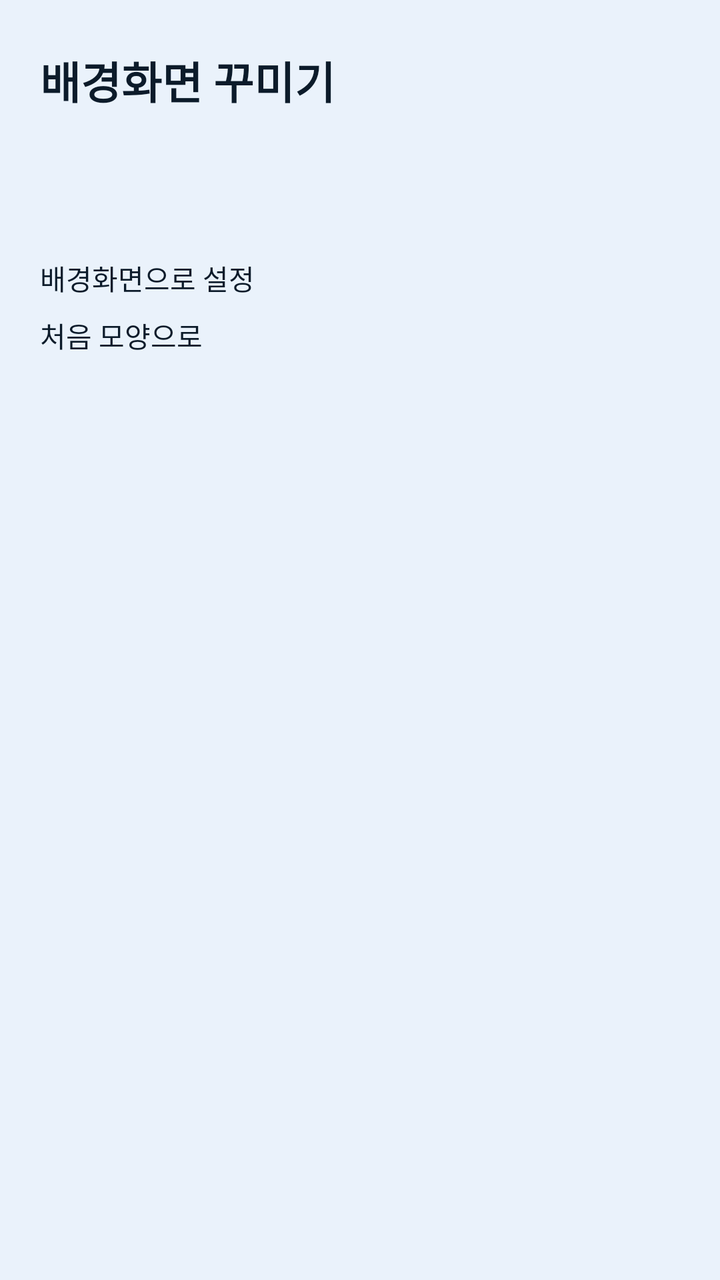
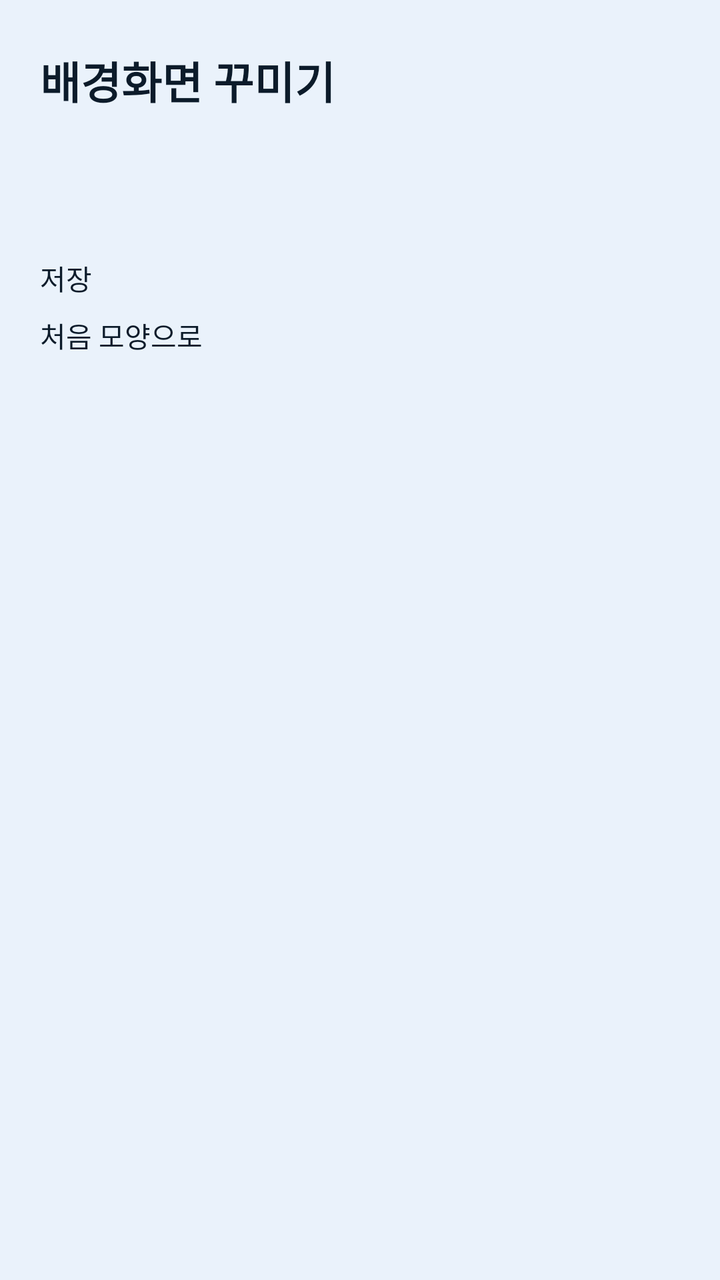

An Android layout rendered at two revisions. The XML below is the earlier revision; the diff shows what the commit changed to produce the second picture.
<!-- AndroidManifest.xml: application theme AppTheme -->
<!-- res/layout/activity_customize.xml -->
<?xml version="1.0" encoding="utf-8"?>
<ScrollView xmlns:android="http://schemas.android.com/apk/res/android"
    android:layout_width="match_parent"
    android:layout_height="match_parent"
    android:background="@color/bg"
    android:fillViewport="true">

    <LinearLayout
        android:layout_width="match_parent"
        android:layout_height="wrap_content"
        android:orientation="vertical"
        android:paddingHorizontal="20dp"
        android:paddingTop="24dp"
        android:paddingBottom="32dp">

        <TextView
            android:layout_width="wrap_content"
            android:layout_height="wrap_content"
            android:text="배경화면 꾸미기"
            android:textColor="@color/title"
            android:textSize="22sp"
            android:textStyle="bold" />

        
        <ImageView
            android:id="@+id/preview"
            android:layout_width="wrap_content"
            android:layout_height="wrap_content"
            android:layout_gravity="center_horizontal"
            android:layout_marginTop="16dp"
            android:contentDescription="@string/wallpaper_name" />

        <TextView
            android:id="@+id/preview_hint"
            android:layout_width="match_parent"
            android:layout_height="wrap_content"
            android:layout_marginTop="8dp"
            android:gravity="center_horizontal"
            android:textColor="@color/faint"
            android:textSize="12sp" />

        <LinearLayout
            android:id="@+id/controls"
            android:layout_width="match_parent"
            android:layout_height="wrap_content"
            android:layout_marginTop="8dp"
            android:orientation="vertical" />

        <Button
            android:id="@+id/apply"
            android:layout_width="match_parent"
            android:layout_height="wrap_content"
            android:layout_marginTop="24dp"
            android:text="배경화면으로 설정"
            android:textColor="@color/title" />

        <Button
            android:id="@+id/reset"
            android:layout_width="match_parent"
            android:layout_height="wrap_content"
            android:layout_marginTop="8dp"
            android:text="처음 모양으로"
            android:textColor="@color/title" />
    </LinearLayout>
</ScrollView>
<!-- resources referenced by this layout -->
<resources>
  <color name="bg">#eaf2fb</color>
  <color name="faint">#42607a</color>
  <color name="title">#0c1b2a</color>
  <string name="wallpaper_name">클로드 쿨다운</string>
  <style name="AppTheme" parent="@android:style/Theme.DeviceDefault.NoActionBar">
          <item name="android:windowBackground">@color/bg</item>
          <item name="android:colorBackground">@color/bg</item>
          <item name="android:statusBarColor">@color/bg</item>
          <item name="android:navigationBarColor">@color/bg</item>
  
          
          <item name="android:windowLightStatusBar">true</item>
      </style>
</resources>

<!-- the commit's change to res/layout/activity_customize.xml (unified diff, before → after) -->
@@ -46,12 +46,13 @@
             android:layout_marginTop="8dp"
             android:orientation="vertical" />
 
+        
         <Button
-            android:id="@+id/apply"
+            android:id="@+id/save"
             android:layout_width="match_parent"
             android:layout_height="wrap_content"
             android:layout_marginTop="24dp"
-            android:text="배경화면으로 설정"
+            android:text="저장"
             android:textColor="@color/title" />
 
         <Button
